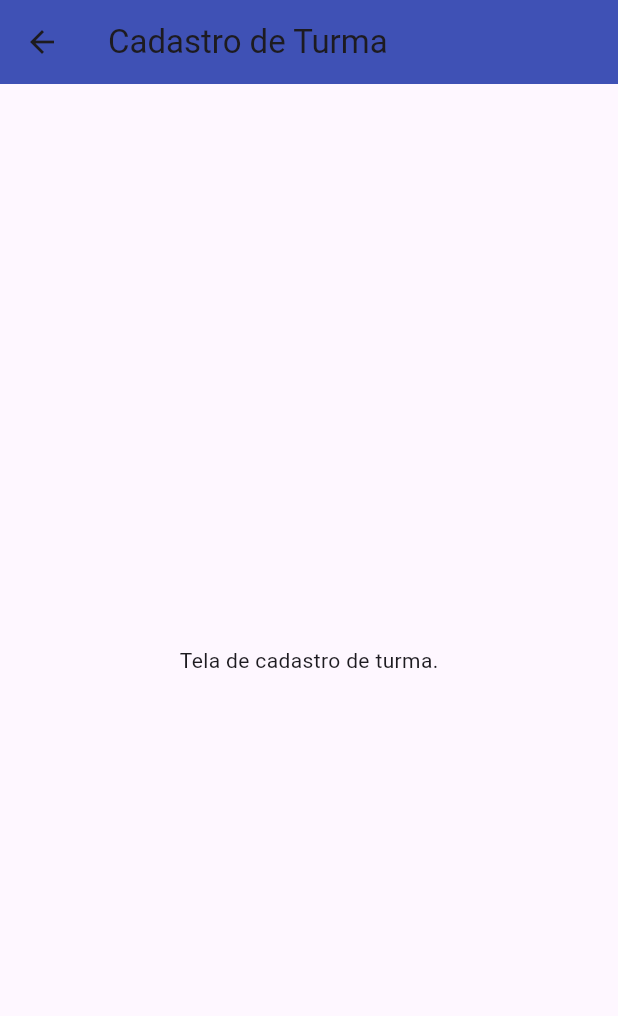
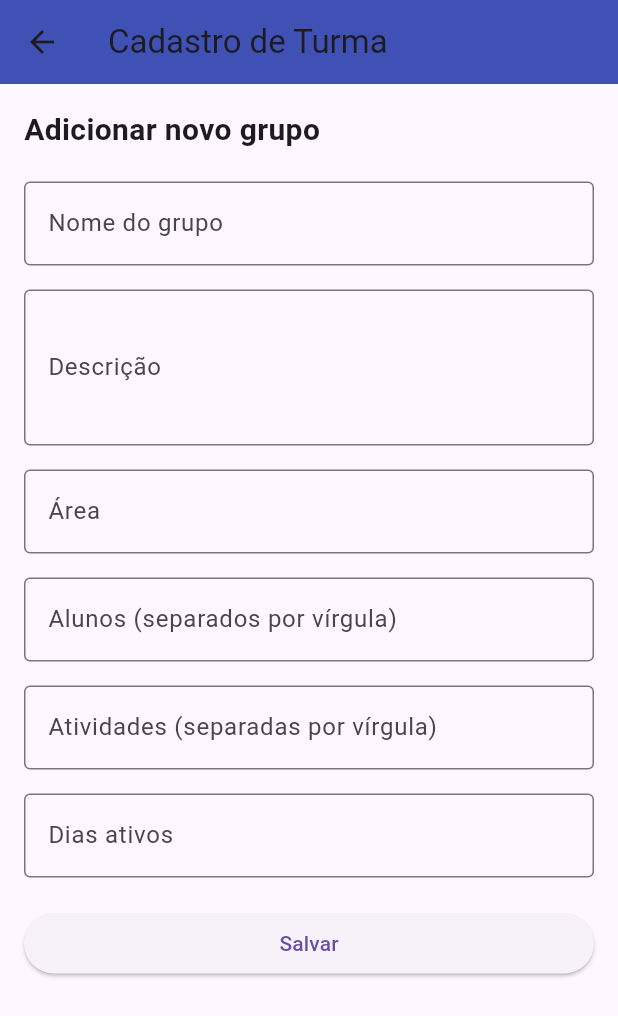
Before and after one commit to notsogreatdavi/DSI-2024.2, a Flutter app: the HomeScreen screen opened directly, after a tap on the "add" icon, on a phone screen of 412 x 824 dp. Shown: the top 1016 px of the screen. Run offline on Flutter 3.47's test engine with Material 3 defaults, Android fonts, the phone set to English and light mode, and no system bars; our stand-ins replace supabase_flutter; accounts and stored records are empty; network calls fail.

Commit message:
Adicionado de forma local a criação de uma nova turma, atualizado design da página home

```diff
--- a/flutter_application_1/lib/src/features/home/home_screen.dart
+++ b/flutter_application_1/lib/src/features/home/home_screen.dart
@@ -35,17 +35,6 @@ class HomeScreenState extends State<HomeScreen> {
       "alunos": ["Carlos", "Maria"],
       "atividades": ["Simulados", "Resolução de exercícios"],
       "diasAtivos": 30,
-    },
-    {
-      "id": 3,
-      "nome": "Clube de Matemática",
-      "descricao":
-          "A matemática é desafiadora, mas juntos conseguimos superar qualquer equação! Junte-se ao nosso clube.",
-      "foto": "assets/images/teste.jpg",
-      "area": null, // Campo opcional
-      "alunos": ["Lucas", "Fernanda"],
-      "atividades": ["Aulas de cálculo", "Geometria prática"],
-      "diasAtivos": 15,
     },
   ];
 
@@ -205,14 +194,27 @@ class HomeScreenState extends State<HomeScreen> {
       ),
       floatingActionButton: FloatingActionButton(
         backgroundColor: AppColors.azulEscuro,
-        shape: const CircleBorder(), // Garante o formato circular
-        onPressed: () {
-          Navigator.push(
+        shape: const CircleBorder(),
+        onPressed: () async {
+          // Aguarda o resultado da tela de registro
+          final novoGrupo = await Navigator.push(
             context,
-            MaterialPageRoute(builder: (context) => const RegisterScreen()),
+            MaterialPageRoute(
+              builder: (context) => const RegisterScreen(),
+            ),
           );
+
+          if (novoGrupo != null) {
+            setState(() {
+              grupos.add(novoGrupo);
+              filteredGrupos = grupos; // Atualiza a lista filtrada
+            });
+          }
         },
-        child: const Icon(Icons.add),
+        child: const Icon(
+          Icons.add,
+          color: AppColors.branco,
+        ),
       ),
     );
   }
--- a/flutter_application_1/lib/src/features/registers/register_class.dart
+++ b/flutter_application_1/lib/src/features/registers/register_class.dart
@@ -1,7 +1,39 @@
 import 'package:flutter/material.dart';
 
-class RegisterScreen extends StatelessWidget {
+class RegisterScreen extends StatefulWidget {
   const RegisterScreen({super.key});
+
+  @override
+  State<RegisterScreen> createState() => _RegisterScreenState();
+}
+
+class _RegisterScreenState extends State<RegisterScreen> {
+  final _formKey = GlobalKey<FormState>();
+  final TextEditingController _nomeController = TextEditingController();
+  final TextEditingController _descricaoController = TextEditingController();
+  final TextEditingController _areaController = TextEditingController();
+  final TextEditingController _alunosController = TextEditingController();
+  final TextEditingController _atividadesController = TextEditingController();
+  final TextEditingController _diasAtivosController = TextEditingController();
+
+  void _submitForm() {
+    if (_formKey.currentState!.validate()) {
+      // Cria o novo grupo
+      final novoGrupo = {
+        "id": DateTime.now().millisecondsSinceEpoch, // ID único
+        "nome": _nomeController.text,
+        "descricao": _descricaoController.text,
+        "area": _areaController.text,
+        "foto": "assets/images/teste.jpg", // Placeholder para a imagem
+        "alunos": _alunosController.text.split(','),
+        "atividades": _atividadesController.text.split(','),
+        "diasAtivos": int.tryParse(_diasAtivosController.text) ?? 0,
+      };
+
+      // Retorna o novo grupo para a HomeScreen
+      Navigator.pop(context, novoGrupo);
+    }
+  }
 
   @override
   Widget build(BuildContext context) {
@@ -10,8 +42,104 @@ class RegisterScreen extends StatelessWidget {
         title: const Text("Cadastro de Turma"),
         backgroundColor: Colors.indigo,
       ),
-      body: const Center(
-        child: Text("Tela de cadastro de turma."),
+      body: Padding(
+        padding: const EdgeInsets.all(16.0),
+        child: Form(
+          key: _formKey,
+          child: ListView(
+            children: [
+              const Text(
+                "Adicionar novo grupo",
+                style: TextStyle(
+                  fontSize: 20,
+                  fontWeight: FontWeight.bold,
+                ),
+              ),
+              const SizedBox(height: 20),
+              TextFormField(
+                controller: _nomeController,
+                decoration: const InputDecoration(
+                  labelText: "Nome do grupo",
+                  border: OutlineInputBorder(),
+                ),
+                validator: (value) {
+                  if (value == null || value.isEmpty) {
+                    return "Por favor, insira o nome do grupo.";
+                  }
+                  return null;
+                },
+              ),
+              const SizedBox(height: 16),
+              TextFormField(
+                controller: _descricaoController,
+                decoration: const InputDecoration(
+                  labelText: "Descrição",
+                  border: OutlineInputBorder(),
+                ),
+                maxLines: 3,
+                validator: (value) {
+                  if (value == null || value.isEmpty) {
+                    return "Por favor, insira uma descrição.";
+                  }
+                  return null;
+                },
+              ),
+              const SizedBox(height: 16),
+              TextFormField(
+                controller: _areaController,
+                decoration: const InputDecoration(
+                  labelText: "Área",
+                  border: OutlineInputBorder(),
+                ),
+                validator: (value) {
+                  if (value == null || value.isEmpty) {
+                    return "Por favor, insira a área do grupo.";
+                  }
+                  return null;
+                },
+              ),
+              const SizedBox(height: 16),
+              TextFormField(
+                controller: _alunosController,
+                decoration: const InputDecoration(
+                  labelText: "Alunos (separados por vírgula)",
+                  border: OutlineInputBorder(),
+                ),
+              ),
+              const SizedBox(height: 16),
+              TextFormField(
+                controller: _atividadesController,
+                decoration: const InputDecoration(
+                  labelText: "Atividades (separadas por vírgula)",
+                  border: OutlineInputBorder(),
+                ),
+              ),
+              const SizedBox(height: 16),
+              TextFormField(
+                controller: _diasAtivosController,
+                decoration: const InputDecoration(
+                  labelText: "Dias ativos",
+                  border: OutlineInputBorder(),
+                ),
+                keyboardType: TextInputType.number,
+                validator: (value) {
+                  if (value == null || value.isEmpty) {
+                    return "Por favor, insira a quantidade de dias ativos.";
+                  }
+                  if (int.tryParse(value) == null) {
+                    return "Insira um número válido.";
+                  }
+                  return null;
+                },
+              ),
+              const SizedBox(height: 20),
+              ElevatedButton(
+                onPressed: _submitForm,
+                child: const Text("Salvar"),
+              ),
+            ],
+          ),
+        ),
       ),
     );
   }
```
